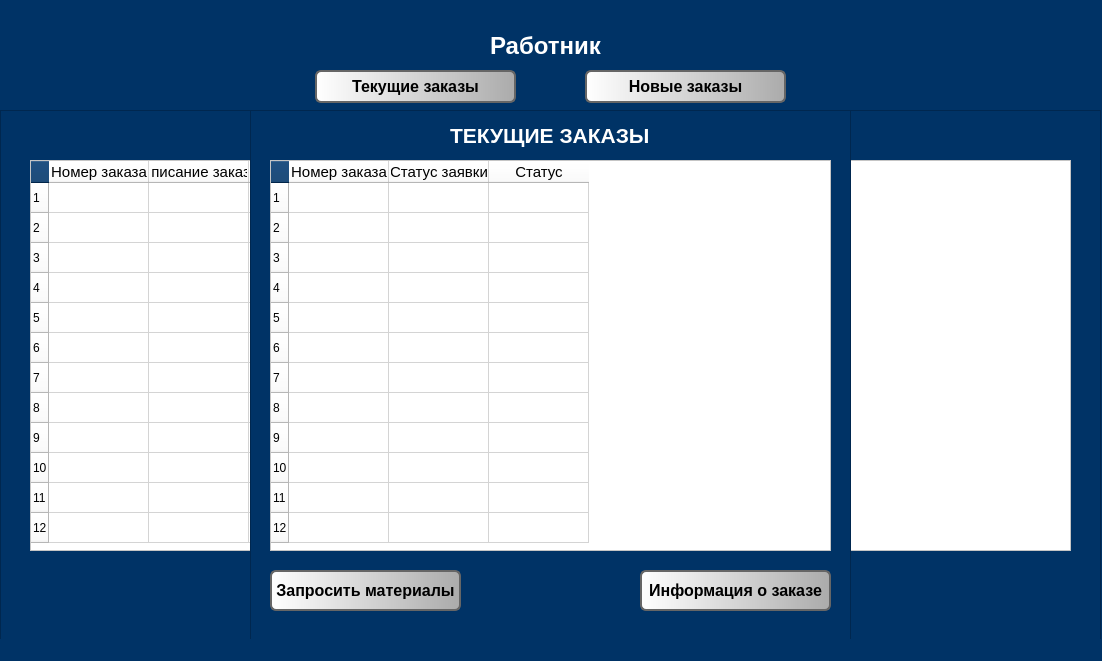
Old version of the form Интерфейс/workerwindow.ui in the repository DarkFallenHunter/PI.
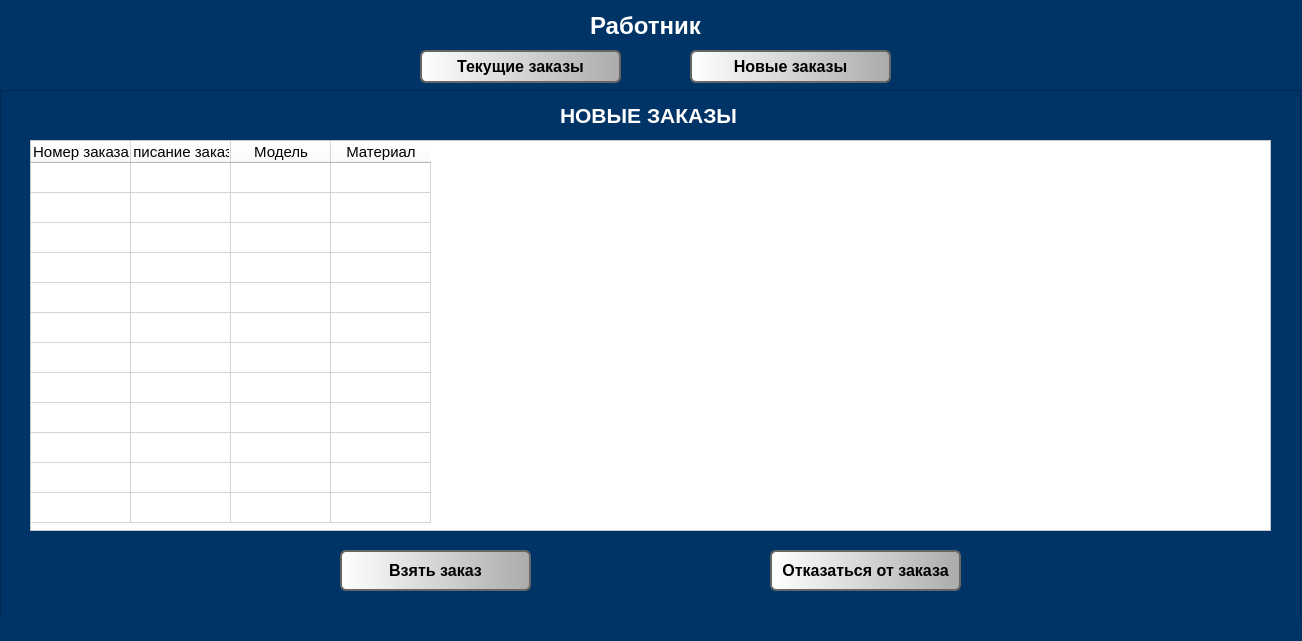
New version of the form.

```diff
--- a/Интерфейс/workerwindow.ui
+++ b/Интерфейс/workerwindow.ui
@@ -1,15 +1,27 @@
 <?xml version="1.0" encoding="UTF-8"?>
 <ui version="4.0">
- <class>WorkerWindow</class>
- <widget class="QMainWindow" name="WorkerWindow">
+ <class>worker_window</class>
+ <widget class="QMainWindow" name="worker_window">
   <property name="geometry">
    <rect>
     <x>0</x>
     <y>0</y>
-    <width>1102</width>
-    <height>661</height>
+    <width>1302</width>
+    <height>641</height>
    </rect>
   </property>
+  <property name="minimumSize">
+   <size>
+    <width>1302</width>
+    <height>641</height>
+   </size>
+  </property>
+  <property name="maximumSize">
+   <size>
+    <width>1302</width>
+    <height>641</height>
+   </size>
+  </property>
   <property name="windowTitle">
    <string>MainWindow</string>
   </property>
@@ -20,8 +32,8 @@
    <widget class="QLabel" name="worker_label">
     <property name="geometry">
      <rect>
-      <x>490</x>
-      <y>30</y>
+      <x>590</x>
+      <y>10</y>
       <width>121</width>
       <height>31</height>
      </rect>
@@ -47,8 +59,8 @@
     </property>
     <property name="geometry">
      <rect>
-      <x>315</x>
-      <y>70</y>
+      <x>420</x>
+      <y>50</y>
       <width>201</width>
       <height>33</height>
      </rect>
@@ -78,8 +90,8 @@
     </property>
     <property name="geometry">
      <rect>
-      <x>585</x>
-      <y>70</y>
+      <x>690</x>
+      <y>50</y>
       <width>201</width>
       <height>33</height>
      </rect>
@@ -107,8 +119,8 @@
     <property name="geometry">
      <rect>
       <x>0</x>
-      <y>110</y>
-      <width>1101</width>
+      <y>90</y>
+      <width>1301</width>
       <height>531</height>
      </rect>
     </property>
@@ -124,7 +136,7 @@
      </property>
      <property name="geometry">
       <rect>
-       <x>315</x>
+       <x>340</x>
        <y>460</y>
        <width>191</width>
        <height>41</height>
@@ -155,7 +167,7 @@
      </property>
      <property name="geometry">
       <rect>
-       <x>595</x>
+       <x>770</x>
        <y>460</y>
        <width>191</width>
        <height>41</height>
@@ -185,7 +197,7 @@
       <rect>
        <x>30</x>
        <y>50</y>
-       <width>1041</width>
+       <width>1241</width>
        <height>391</height>
       </rect>
      </property>
@@ -217,8 +229,11 @@
       <number>12</number>
      </property>
      <property name="columnCount">
-      <number>5</number>
+      <number>4</number>
      </property>
+     <attribute name="verticalHeaderVisible">
+      <bool>false</bool>
+     </attribute>
      <row/>
      <row/>
      <row/>
@@ -275,17 +290,6 @@
        </font>
       </property>
      </column>
-     <column>
-      <property name="text">
-       <string>Статус</string>
-      </property>
-      <property name="font">
-       <font>
-        <family>Arial</family>
-        <pointsize>11</pointsize>
-       </font>
-      </property>
-     </column>
      <item row="0" column="0">
       <property name="text">
        <string/>
@@ -295,7 +299,7 @@
     <widget class="QLabel" name="new_orders_label">
      <property name="geometry">
       <rect>
-       <x>460</x>
+       <x>560</x>
        <y>10</y>
        <width>181</width>
        <height>31</height>
@@ -323,9 +327,9 @@
    <widget class="QFrame" name="orders_info_group">
     <property name="geometry">
      <rect>
-      <x>250</x>
-      <y>110</y>
-      <width>601</width>
+      <x>300</x>
+      <y>90</y>
+      <width>701</width>
       <height>531</height>
      </rect>
     </property>
@@ -372,7 +376,7 @@
      </property>
      <property name="geometry">
       <rect>
-       <x>390</x>
+       <x>490</x>
        <y>460</y>
        <width>191</width>
        <height>41</height>
@@ -402,7 +406,7 @@
       <rect>
        <x>20</x>
        <y>50</y>
-       <width>561</width>
+       <width>661</width>
        <height>391</height>
       </rect>
      </property>
@@ -436,6 +440,12 @@
      <property name="columnCount">
       <number>3</number>
      </property>
+     <attribute name="horizontalHeaderVisible">
+      <bool>true</bool>
+     </attribute>
+     <attribute name="verticalHeaderVisible">
+      <bool>false</bool>
+     </attribute>
      <row/>
      <row/>
      <row/>
@@ -461,7 +471,7 @@
      </column>
      <column>
       <property name="text">
-       <string>Статус заявки</string>
+       <string>Дата поставки материалов</string>
       </property>
       <property name="font">
        <font>
@@ -490,7 +500,7 @@
     <widget class="QLabel" name="current_orders_label">
      <property name="geometry">
       <rect>
-       <x>200</x>
+       <x>250</x>
        <y>10</y>
        <width>201</width>
        <height>31</height>
@@ -514,13 +524,43 @@
       <string>ТЕКУЩИЕ ЗАКАЗЫ</string>
      </property>
     </widget>
+    <widget class="QPushButton" name="complite_order_button">
+     <property name="enabled">
+      <bool>true</bool>
+     </property>
+     <property name="geometry">
+      <rect>
+       <x>255</x>
+       <y>460</y>
+       <width>191</width>
+       <height>41</height>
+      </rect>
+     </property>
+     <property name="font">
+      <font>
+       <family>Arial</family>
+       <pointsize>12</pointsize>
+       <weight>75</weight>
+       <bold>true</bold>
+      </font>
+     </property>
+     <property name="styleSheet">
+      <string notr="true">background-color: qlineargradient(spread:pad, x1:0, y1:0, x2:1, y2:0, stop:0 rgba(255, 255, 255, 255), stop:1 rgba(171,171,171,1));
+border-color: rgb(102, 102, 102);
+border: 2px solid rgb(102, 102, 102);
+border-radius: 6px;
+</string>
+     </property>
+     <property name="text">
+      <string>Завершить заказ</string>
+     </property>
+    </widget>
    </widget>
-   <zorder>new_orders_group</zorder>
+   <zorder>orders_info_group</zorder>
    <zorder>worker_label</zorder>
    <zorder>current_orders_button</zorder>
    <zorder>new_orders_button</zorder>
-   <zorder>orders_info_group</zorder>
-   <zorder>new_orders_label</zorder>
+   <zorder>new_orders_group</zorder>
   </widget>
   <widget class="QStatusBar" name="statusbar"/>
  </widget>
```
